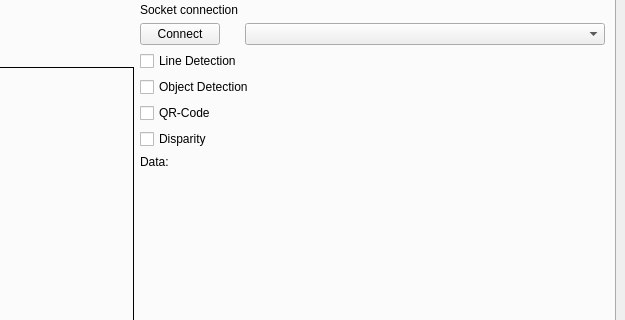
This is desktop_design.ui in stokka-elebac-22/RC-Project-Autonomous-Car as Qt 5 draws it before an edit; both pictures show x 351 to 976 and y 299 to 619 of the 976 by 704 pixel window. The edited form follows.
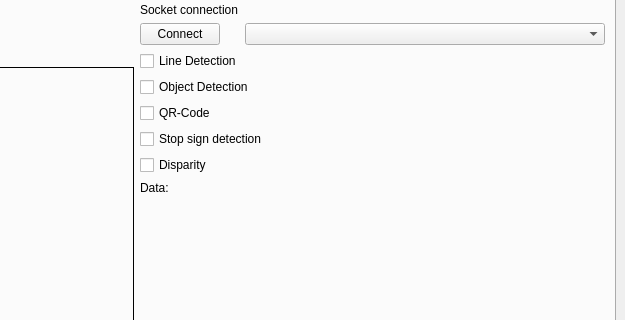
This is the edited form. The open tabs and pages were chosen to show the change.

What changed in the file:
```diff
--- a/desktop_design.ui
+++ b/desktop_design.ui
@@ -96,7 +96,7 @@
            </layout>
           </item>
           <item>
-           <layout class="QVBoxLayout" name="verticalLayout_3" stretch="0,0,0,0,0,10">
+           <layout class="QVBoxLayout" name="verticalLayout_3" stretch="0,0,0,0,0,0,10">
             <item>
              <layout class="QFormLayout" name="formLayout">
               <item row="1" column="0">
@@ -156,6 +156,13 @@
               </property>
              </widget>
             </item>
+            <item>
+             <widget class="QCheckBox" name="chk_stop_sign">
+              <property name="text">
+               <string>Stop sign detection</string>
+              </property>
+             </widget>
+            </item>
             <item>
              <widget class="QCheckBox" name="chk_disparity">
               <property name="text">
```
Left out of the diff: 2 changed lines with no effect on the pictures.
